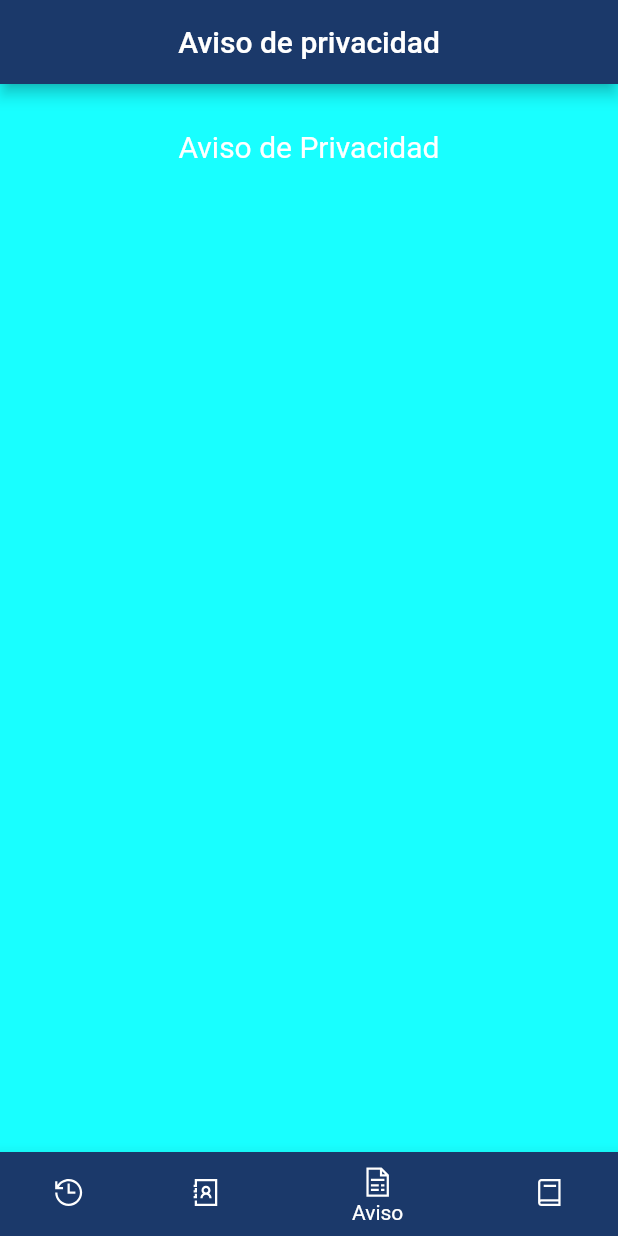
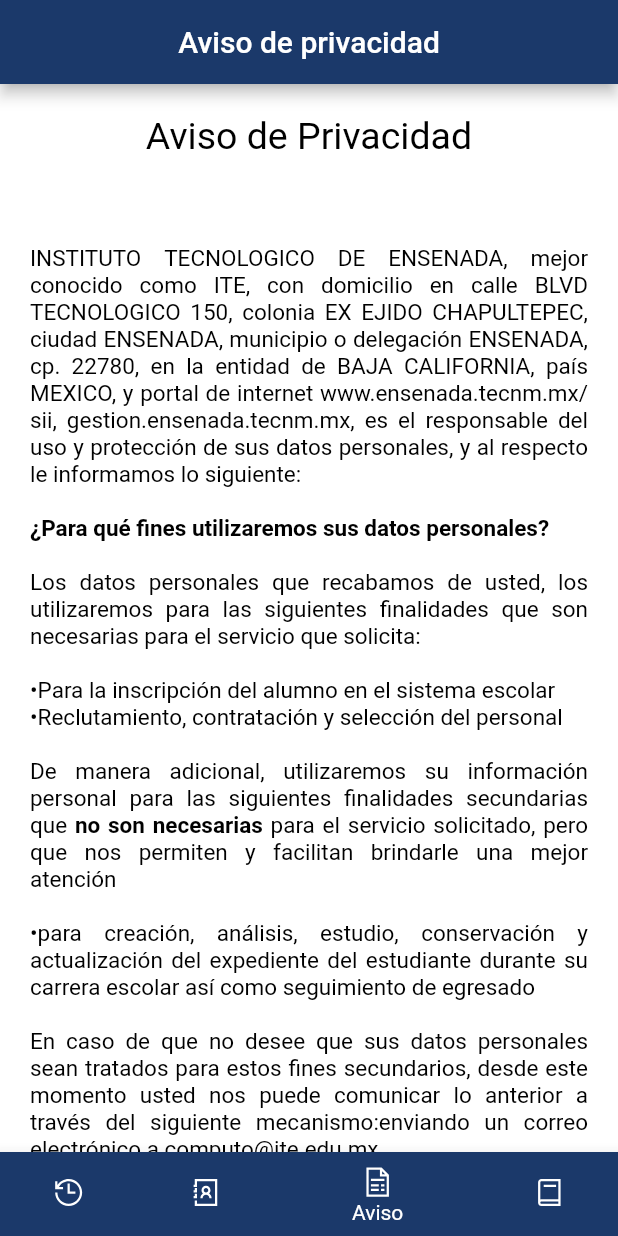
Before and after one commit to itsaizempoaltecatl/app_informativa_ite, a Flutter app: the screen it shows after launch, item 3 of the bottom bar chosen, on a phone screen of 412 x 824 dp. Run offline on Flutter 3.47's test engine with Material 2 defaults, Android fonts, the light colour scheme and no system bars; our stand-ins replace line_icons.

Commit message:
avance de la pagina de avisos
ya casi se termina la pantalla aviso de privacidad

```diff
--- a/lib/aviso_privacidad/aviso_privacidad.dart
+++ b/lib/aviso_privacidad/aviso_privacidad.dart
@@ -5,22 +5,68 @@
 
   @override
   Widget build(BuildContext context) {
-    return Container(
+    return SingleChildScrollView(
+      child: Container(
         width: double.infinity,
         alignment: Alignment.center,
-      padding: const EdgeInsets.fromLTRB(20, 30, 20, 10),
-      color: Colors.cyanAccent,
-      child: Column(
+        padding: const EdgeInsets.fromLTRB(20, 20, 20, 10),
+        color: Colors.white,
+        child:  Column(
             children: [
               RichText(
-            textAlign: TextAlign.center,
+                textAlign: TextAlign.start,
                 text: const TextSpan(
-                text: 'Aviso de Privacidad ', style: TextStyle(fontSize: 20.0)),
+                  text: 'Aviso de Privacidad\n\n ',
+                  style: TextStyle(fontSize: 25.0, color: Colors.black),
                 ),
-            const SizedBox(height: 10,),
+              ),
+              RichText(
+                textAlign: TextAlign.justify,
+                  text: const TextSpan(
+                      text:
+                          'INSTITUTO TECNOLOGICO DE ENSENADA, mejor conocido como ITE, con domicilio en calle BLVD TECNOLOGICO 150, colonia EX EJIDO CHAPULTEPEC, ciudad ENSENADA, municipio o delegación ENSENADA, cp. 22780, en la entidad de BAJA CALIFORNIA, país MEXICO, y portal de internet www.ensenada.tecnm.mx/sii, gestion.ensenada.tecnm.mx, es el responsable del uso y protección de sus datos personales, y al respecto le informamos lo siguiente:\n\n',
+                          style: TextStyle(color: Colors.black, fontSize: 15),
+                      children: [
+                        TextSpan( text: '¿Para qué fines utilizaremos sus datos personales?\n\n',style: TextStyle(fontWeight: FontWeight.bold)),
+                        TextSpan(text: 'Los datos personales que recabamos de usted, los utilizaremos para las siguientes finalidades que son necesarias para el servicio que solicita:\n\n•Para la inscripción del alumno en el sistema escolar\n•Reclutamiento, contratación y selección del personal\n\n'),
+                        TextSpan(text: 'De manera adicional, utilizaremos su información personal para las siguientes finalidades secundarias que'),
+                        TextSpan(text: ' no son necesarias ', style: TextStyle(fontWeight: FontWeight.bold)),
+                        TextSpan(text: 'para el servicio solicitado, pero que nos permiten y facilitan brindarle una mejor atención\n\n•para creación, análisis, estudio, conservación y actualización del expediente del estudiante durante su carrera escolar así como seguimiento de egresado\n\nEn caso de que no desee que sus datos personales sean tratados para estos fines secundarios, desde este momento usted nos puede comunicar lo anterior a través del siguiente mecanismo:enviando un correo electrónico a computo@ite.edu.mx\nLa negativa para el uso de sus datos personales para estas finalidades no podrá ser un motivo para que le neguemos los servicios y productos que solicita o contrata con nosotros.\n\n'),
+                        TextSpan( text: '¿Qué datos personales utilizaremos para estos fines?\n\n',style: TextStyle(fontWeight: FontWeight.bold)),
+                        TextSpan(text: 'Para llevar a cabo las finalidades descritas en el presente aviso de privacidad, utilizaremos los siguientes datos personales:\n\n'),
+                        TextSpan(text: '•Nombre\n•Estado Civil\n•Registro Federal de Contribuyentes(RFC)\n•Clave única de Registro de Población (CURP)\n•Lugar de nacimiento\n•Fecha de nacimiento\n•Nacionalidad\n•Domicilio\n•Teléfono particular\n•Teléfono celular\n•Correo electrónico\n•Edad\n•Fotografía\n•Señas particulares\n•Tipo de sangre\n•Puesto o cargo que desempeña\n•Domicilio de trabajo\n•Correo electrónico institucional\n•Teléfono institucional\n•Referencias laborales\n•Información generada durante los procesos de reclutamiento, selección y contratación\n•Capacitación laboral\n•Trayectoria educativa\n•Títulos\n•Cédula profesional\n•Certificados\n•Reconocimientos\n•Datos de identificación\n•Datos de contacto\n•Datos académicos\n\n'),
+                        TextSpan(text: 'Además de los datos personales mencionados anteriormente, para las finalidades informadas en el presente aviso de privacidad utilizaremos los siguientes datos personales considerados como sensibles, que requieren de especial protección:\n\n•Datos de salud\n\n'),
+                        TextSpan( text: '¿Con quién compartimos su información personal y para qué fines?\n\n',style: TextStyle(fontWeight: FontWeight.bold)),
+                        TextSpan(text: 'Le informamos que sus datos personales son compartidos dentro del país con las siguientes personas, empresas, organizaciones o autoridades distintas a nosotros, para los siguientes fines:\n\n'),
 
+                      ])),
+                      Column(
+                        mainAxisAlignment: MainAxisAlignment.center,
+                        children:[ Row(
+                          mainAxisAlignment: MainAxisAlignment.spaceEvenly,
+                          children: [
+                          RichText(text: const TextSpan(text: 'Destinatario de los\n datos personales', style: TextStyle(color: Colors.black,fontWeight: FontWeight.bold), )),
 
+                          RichText(text: const TextSpan(text: '	Finalidad', style: TextStyle(color: Colors.black,fontWeight: FontWeight.bold), )),
+
+                          RichText(text: const TextSpan(text: '	Requiere del\n consentimiento', style: TextStyle(color: Colors.black,fontWeight: FontWeight.bold), )),
+
+                        ],),
+                        const SizedBox(height: 15),
+                        Row(
+                          mainAxisAlignment: MainAxisAlignment.spaceEvenly,
+                          children: [
+                          RichText(text: const TextSpan(text: 'Dirección General del \nTecnológico \nNacional de México', style: TextStyle(color: Colors.black), )),
+
+                          RichText(text: const TextSpan(text: 'Seguimiento \nescolar,\n seguimiento \nde egresados \ny contratación\n del personal', style: TextStyle(color: Colors.black), )),
+                         const SizedBox(width: 15,),
+                          RichText(text: const TextSpan(text: 'No', style: TextStyle(color: Colors.black,fontWeight: FontWeight.bold), )),
+                        ],)
+
+                        ])
             ],
+          ),
+
       ),
     );
   }
```
Lines whose indentation alone changed are shown as unchanged.
